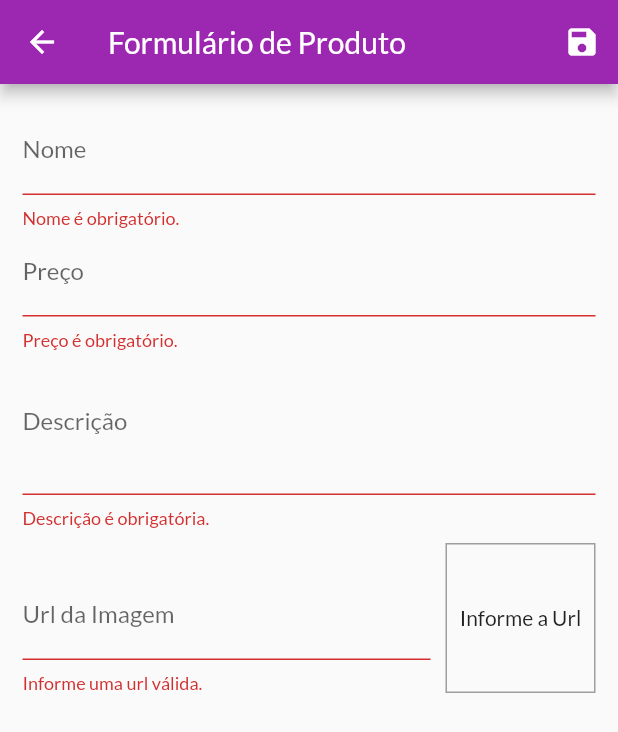
After one commit to GabrielRodriguesDev/Shop-With-Forms, a Flutter app: the ProductFormPage screen opened by its route, after a tap on the "save" icon, on a phone screen of 412 x 824 dp. The commit adds this screen. Shown: the top 732 px of the screen. Run offline on Flutter 3.47's test engine with Material 2 defaults, Android fonts, the phone set to English and light mode, and no system bars; network calls fail.

Commit message:
Trabalhando com formularios

```diff
--- a/lib/components/order.dart
+++ b/lib/components/order.dart
@@ -1,6 +1,4 @@
 import 'package:flutter/material.dart';
-import 'package:flutter/src/foundation/key.dart';
-import 'package:flutter/src/widgets/framework.dart';
 import 'package:intl/intl.dart';
 import 'package:shop/models/order.dart';
 
--- a/lib/components/product_grid.dart
+++ b/lib/components/product_grid.dart
@@ -2,7 +2,7 @@
 
 import 'package:flutter/material.dart';
 import 'package:provider/provider.dart';
-import 'package:shop/components/product_item.dart';
+import 'package:shop/components/product_grid_item.dart';
 
 import '../models/product.dart';
 import '../models/product_list.dart';
@@ -26,7 +26,7 @@ class ProductGrid extends StatelessWidget {
 
       itemBuilder: (context, index) => ChangeNotifierProvider.value(
         value: loadedProducts[index],
-        child: const ProductItem(),
+        child: const ProductGridItem(),
       ),
       //* itemBuilder => Define como cada registro (index) será exibido em tela.
 
--- a/lib/main.dart
+++ b/lib/main.dart
@@ -5,7 +5,9 @@ import 'package:shop/models/product_list.dart';
 import 'package:shop/pages/cart_page.dart';
 import 'package:shop/pages/orders_page.dart';
 import 'package:shop/pages/product_detail_page.dart';
+import 'package:shop/pages/product_form_page.dart';
 import 'package:shop/pages/products_overwiew_page.dart';
+import 'package:shop/pages/products_page.dart';
 import 'package:shop/utils/app_routes.dart';
 
 import 'models/cart.dart';
@@ -26,7 +28,6 @@ class MyApp extends StatelessWidget {
         ChangeNotifierProvider(create: (_) => OrderList()),
       ],
       child: MaterialApp(
-        title: 'Flutter Demo',
         theme: ThemeData(
             colorScheme: ColorScheme.fromSwatch(
               primarySwatch: Colors.purple,
@@ -40,6 +41,8 @@ class MyApp extends StatelessWidget {
           AppRoutes.PRODUCT_DETAIL: (context) => const ProductDetailPage(),
           AppRoutes.CART: (context) => const CartPage(),
           AppRoutes.ORDERS: (context) => const OrdersPage(),
+          AppRoutes.PRODUCTS: (context) => const ProductsPage(),
+          AppRoutes.PRODUCT_FORM: (context) => const ProductFormPage()
         },
       ),
     );
--- a/lib/models/product_list.dart
+++ b/lib/models/product_list.dart
@@ -22,6 +22,10 @@ class ProductList with ChangeNotifier {
     notifyListeners(); //! Notificando os listeners
   }
 
+  int get itemsCount {
+    return _items.length;
+  }
+
   // ! Controlando o Favorite globalmente
   // List<Product> get items {
   //   if (_showFavorityOnly) {
--- /dev/null
+++ b/lib/pages/product_form_page.dart
@@ -0,0 +1,197 @@
+// ignore_for_file: avoid_print, prefer_collection_literals, no_leading_underscores_for_local_identifiers
+
+import 'dart:math';
+
+import 'package:flutter/material.dart';
+import 'package:shop/models/product.dart';
+
+class ProductFormPage extends StatefulWidget {
+  const ProductFormPage({Key? key}) : super(key: key);
+
+  @override
+  State<ProductFormPage> createState() => _ProductFormPageState();
+}
+
+class _ProductFormPageState extends State<ProductFormPage> {
+  final _priceFocus = FocusNode(); //! Criando referencia de foco.
+  final _descriptionFocus = FocusNode();
+  final _imageUrlFocus = FocusNode();
+  final _imageUrlController =
+      TextEditingController(); //! Criando a controler para ter acesso ao campo antes de submeter o form
+
+  final _formKey = GlobalKey<FormState>();
+  final _formData = Map<String, Object>();
+
+  bool isValidImageUrl(String url) {
+    bool isValidUrl = Uri.tryParse(url)?.hasAbsolutePath ?? false;
+    bool endsWithFile = url.toLowerCase().endsWith('.png') ||
+        url.endsWith('jpg') ||
+        url.endsWith('jpeg');
+    return isValidUrl && endsWithFile;
+  }
+
+  @override
+  void initState() {
+    super.initState();
+    _imageUrlFocus.addListener(
+        updateImage); //!Registrando um ouivinte ao focu do campo -> Quando eu selecionar ou tirar o foco será chamado uma função updateImage
+  }
+
+  @override
+  void dispose() {
+    super.dispose();
+    _priceFocus.dispose();
+    _descriptionFocus.dispose();
+    _imageUrlFocus.dispose();
+    _imageUrlFocus.removeListener(
+        updateImage); //! Ao remover listener do campo chamar  a função.
+  }
+
+  void updateImage() {
+    setState(() {});
+  }
+
+  void _submitForm() {
+    final isValid = _formKey.currentState?.validate() ?? false;
+
+    if (!isValid) {
+      return;
+    }
+
+    _formKey.currentState?.save();
+    final newProduct = Product(
+      id: Random().nextDouble().toString(),
+      name: _formData['name'] as String,
+      description: _formData['description'] as String,
+      price: _formData['price'] as double,
+      imageUrl: _formData['imageUrl'] as String,
+    );
+  }
+
+  @override
+  Widget build(BuildContext context) {
+    return Scaffold(
+      appBar: AppBar(
+        title: const Text('Formulário de Produto'),
+        actions: [
+          IconButton(onPressed: _submitForm, icon: const Icon(Icons.save))
+        ],
+      ),
+      body: Padding(
+        padding: const EdgeInsets.all(15),
+        child: Form(
+          key: _formKey,
+          child: ListView(
+            children: [
+              TextFormField(
+                decoration: const InputDecoration(labelText: 'Nome'),
+                textInputAction: TextInputAction.next,
+                onFieldSubmitted: (_) {
+                  FocusScope.of(context).requestFocus(
+                      _priceFocus); //! Setando o focu ao submeter o campo
+                },
+                validator: (name) {
+                  final _name = name ?? '';
+
+                  if (_name.trim().isEmpty) {
+                    return 'Nome é obrigatório.';
+                  }
+
+                  if (_name.trim().length < 3) {
+                    return 'Nome precisa de no mínimo 3 letras.';
+                  }
+                },
+                onSaved: (name) => _formData['name'] = name ?? '',
+              ),
+              TextFormField(
+                  decoration: const InputDecoration(labelText: 'Preço'),
+                  textInputAction: TextInputAction.next,
+                  focusNode:
+                      _priceFocus, //! Vinculando essa referencia de focu a esse Widget
+                  keyboardType:
+                      const TextInputType.numberWithOptions(decimal: true),
+                  onFieldSubmitted: (_) {
+                    FocusScope.of(context).requestFocus(_descriptionFocus);
+                  },
+                  validator: (price) {
+                    final _price = price ?? '';
+                    if (_price.trim().isEmpty) {
+                      return 'Preço é obrigatório.';
+                    }
+                  },
+                  onSaved: (price) =>
+                      _formData['price'] = double.parse(price ?? '0')),
+              TextFormField(
+                decoration: const InputDecoration(labelText: 'Descrição'),
+                focusNode: _descriptionFocus,
+                keyboardType: TextInputType.multiline,
+                maxLines: 3,
+                validator: (description) {
+                  final _description = description ?? '';
+
+                  if (_description.trim().isEmpty) {
+                    return 'Descrição é obrigatória.';
+                  }
+
+                  if (_description.trim().length < 10) {
+                    return 'Descriçãp precisa de no mínimo 3 letras.';
+                  }
+                },
+                onSaved: (description) =>
+                    _formData['description'] = description ?? '',
+              ),
+              Row(
+                crossAxisAlignment: CrossAxisAlignment.end,
+                children: [
+                  Expanded(
+                    child: TextFormField(
+                      decoration:
+                          const InputDecoration(labelText: 'Url da Imagem'),
+                      focusNode: _imageUrlFocus,
+                      textInputAction: TextInputAction.done,
+                      keyboardType: TextInputType.url,
+                      controller: _imageUrlController,
+                      onFieldSubmitted: (_) => _submitForm(),
+                      validator: (imageUrl) {
+                        final _imageUrl = imageUrl ?? '';
+                        if (!isValidImageUrl(_imageUrl)) {
+                          return 'Informe uma url válida.';
+                        }
+                      },
+                      onSaved: (imageUrl) =>
+                          _formData['imageUrl'] = imageUrl ?? '',
+                    ),
+                  ),
+                  Container(
+                    height: 100,
+                    width: 100,
+                    margin: const EdgeInsets.only(top: 10, left: 10),
+                    decoration: BoxDecoration(
+                      border: Border.all(color: Colors.grey, width: 1),
+                    ),
+                    alignment: Alignment.center,
+                    child: SizedBox.expand(
+                      child: _imageUrlController.text.isEmpty
+                          ? const Center(
+                              child: Text(
+                                'Informe a Url',
+                                textAlign: TextAlign.center,
+                              ),
+                            )
+                          : FittedBox(
+                              child: Image.network(
+                                _imageUrlController.text,
+                                fit: BoxFit.cover,
+                              ),
+                            ),
+                    ),
+                  ),
+                ],
+              ),
+            ],
+          ),
+        ),
+      ),
+    );
+  }
+}
--- a/lib/utils/app_routes.dart
+++ b/lib/utils/app_routes.dart
@@ -5,4 +5,6 @@ class AppRoutes {
   static const PRODUCT_DETAIL = '/product-detail';
   static const CART = '/cart';
   static const ORDERS = '/orders';
+  static const PRODUCTS = '/products';
+  static const PRODUCT_FORM = '/product-form';
 }
```
Also changed, not shown: lib/components/app_drawer.dart (+8 -0 lines), lib/components/cart_item.dart (+24 -0 lines), lib/components/product_grid_item.dart (added, +81 -0 lines), lib/components/product_item.dart (+27 -61 lines), lib/models/cart.dart (+22 -0 lines), lib/pages/products_page.dart (added, +41 -0 lines).
